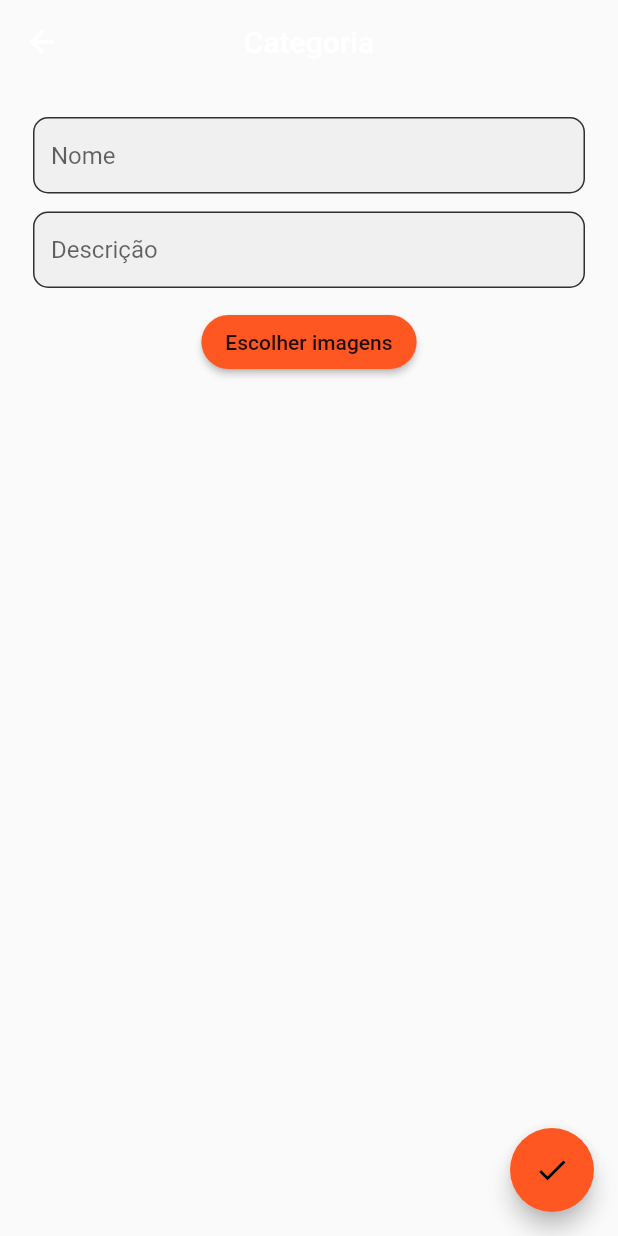
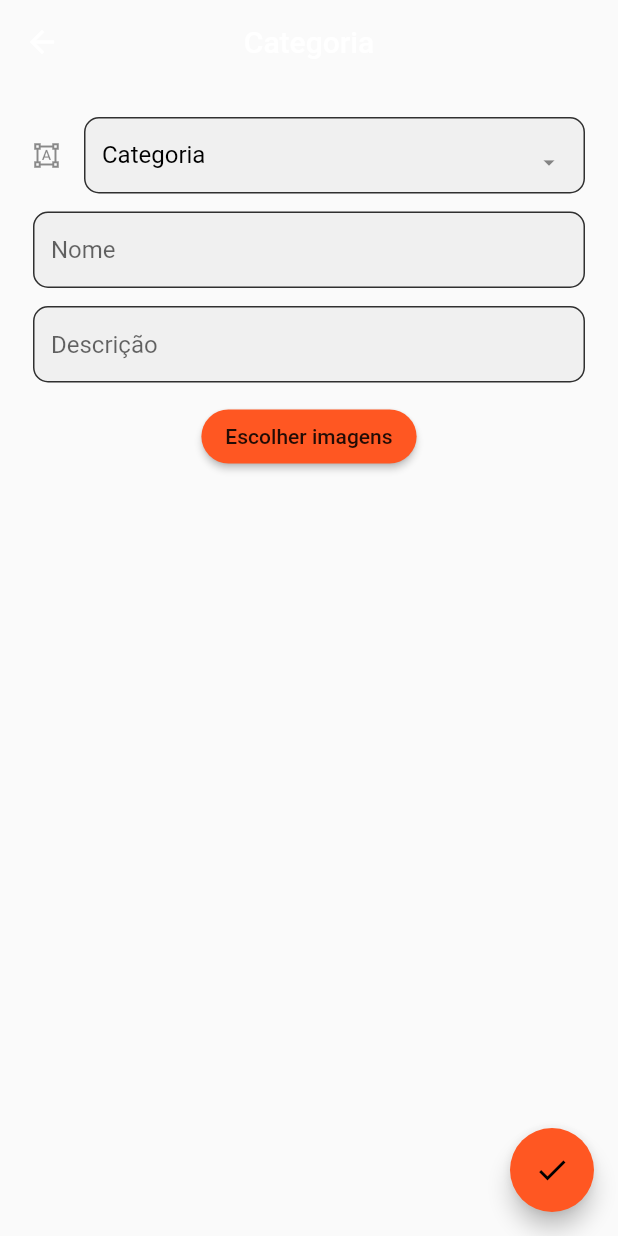
Before and after one commit to rodrigobastosv/my_place_admin, a Flutter app: the FormProdutoPage screen opened directly, on a phone screen of 412 x 824 dp. Run offline on Flutter 3.47's test engine with Material 2 defaults, Android fonts, the phone set to English and light mode, and no system bars; drawn by our look-alikes of select_form_field; our stand-ins replace cloud_firestore, firebase_auth, firebase_core, firebase_storage; missing offline and left inert: multi_image_picker; accounts and stored records are empty.

Commit message:
adding categories

```diff
--- a/lib/model/produto_model.dart
+++ b/lib/model/produto_model.dart
@@ -2,14 +2,16 @@ class ProdutoModel {
   String id;
   String nome;
   String descricao;
+  String categoria;
   List<String> imagens;
 
-  ProdutoModel({this.nome, this.descricao, this.imagens});
+  ProdutoModel({this.nome, this.descricao, this.categoria, this.imagens});
 
   ProdutoModel.fromJson(String docId, Map<String, dynamic> json) {
     id = docId;
     nome = json['nome'];
     descricao = json['descricao'];
+    categoria = json['categoria'];
     final imagensList = json['imagens'] as List<dynamic> ?? [];
     final imagensUrls =
         List.generate(imagensList.length, (i) => imagensList[i].toString());
@@ -20,6 +22,7 @@ class ProdutoModel {
     final Map<String, dynamic> data = new Map<String, dynamic>();
     data['nome'] = this.nome;
     data['descricao'] = this.descricao;
+    data['categoria'] = this.categoria;
     data['imagens'] = this.imagens;
     return data;
   }
--- a/lib/page/produto/form_produto_page.dart
+++ b/lib/page/produto/form_produto_page.dart
@@ -3,6 +3,7 @@ import 'package:firebase_storage/firebase_storage.dart';
 import 'package:flutter/material.dart';
 import 'package:multi_image_picker/multi_image_picker.dart';
 import 'package:my_place/model/produto_model.dart';
+import 'package:select_form_field/select_form_field.dart';
 
 class FormProdutoPage extends StatefulWidget {
   FormProdutoPage(this.produto);
@@ -16,13 +17,16 @@ class FormProdutoPage extends StatefulWidget {
 class _FormProdutoPageState extends State<FormProdutoPage> {
   ProdutoModel _produto;
   List<Asset> images = List<Asset>();
+  Future<QuerySnapshot> _categoriasFuture;
   final _formKey = GlobalKey<FormState>();
 
+  final _categoriasRef = FirebaseFirestore.instance.collection('categorias');
   final _produtosRef = FirebaseFirestore.instance.collection('produtos');
   final _firebaseStorage = FirebaseStorage.instance.ref();
 
   @override
   void initState() {
+    _categoriasFuture = _categoriasRef.get();
     _produto = widget.produto ?? ProdutoModel();
     super.initState();
   }
@@ -70,12 +74,30 @@ class _FormProdutoPageState extends State<FormProdutoPage> {
         title: Text('Categoria'),
         centerTitle: true,
       ),
-      body: Padding(
+      body: FutureBuilder<QuerySnapshot>(
+        future: _categoriasFuture,
+        builder: (_, snapshot) {
+          if (snapshot.hasData) {
+            final data = snapshot.data;
+            final categorias = data.docs.map((doc) => doc.data()['nome']);
+            return Padding(
               padding: const EdgeInsets.all(22),
               child: Form(
                 key: _formKey,
                 child: Column(
                   children: [
+                    SelectFormField(
+                      initialValue: '',
+                      icon: Icon(Icons.format_shapes),
+                      labelText: 'Categoria',
+                      items: categorias.map((categoria) => {
+                        'value': categoria,
+                        'label': categoria,
+                      }).toList(),
+                      validator: (categoria) => categoria.isEmpty ? 'Campo Obrigatório' : null,
+                      onSaved: (categoria) => _produto.categoria = categoria,
+                    ),
+                    SizedBox(height: 12),
                     TextFormField(
                       initialValue: _produto.nome,
                       decoration: InputDecoration(
@@ -84,7 +106,8 @@ class _FormProdutoPageState extends State<FormProdutoPage> {
                         ),
                         hintText: 'Nome',
                       ),
-                validator: (nome) => nome.isEmpty ? 'Campo Obrigatório' : null,
+                      validator: (nome) =>
+                          nome.isEmpty ? 'Campo Obrigatório' : null,
                       onSaved: (nome) => _produto.nome = nome,
                     ),
                     SizedBox(height: 12),
@@ -115,7 +138,8 @@ class _FormProdutoPageState extends State<FormProdutoPage> {
                             statusBarColor: '#abcdef',
                             startInAllView: true,
                             selectCircleStrokeColor: "#000000",
-                      selectionLimitReachedText: "You can't select any more.",
+                            selectionLimitReachedText:
+                                "You can't select any more.",
                           ),
                         );
                         setState(() {});
@@ -128,6 +152,12 @@ class _FormProdutoPageState extends State<FormProdutoPage> {
                   ],
                 ),
               ),
+            );
+          }
+          return Center(
+            child: CircularProgressIndicator(),
+          );
+        },
       ),
       floatingActionButton: FloatingActionButton(
         onPressed: () async {
--- a/pubspec.yaml
+++ b/pubspec.yaml
@@ -28,6 +28,7 @@ dependencies:
   cloud_firestore: ^0.14.1+3
   firebase_storage: ^4.0.1
   multi_image_picker: 4.6.1
+  select_form_field: "^1.0.1"
 
   # The following adds the Cupertino Icons font to your application.
   # Use with the CupertinoIcons class for iOS style icons.
```
Also changed, not shown: pubspec.lock. Lines whose indentation alone changed are shown as unchanged.
